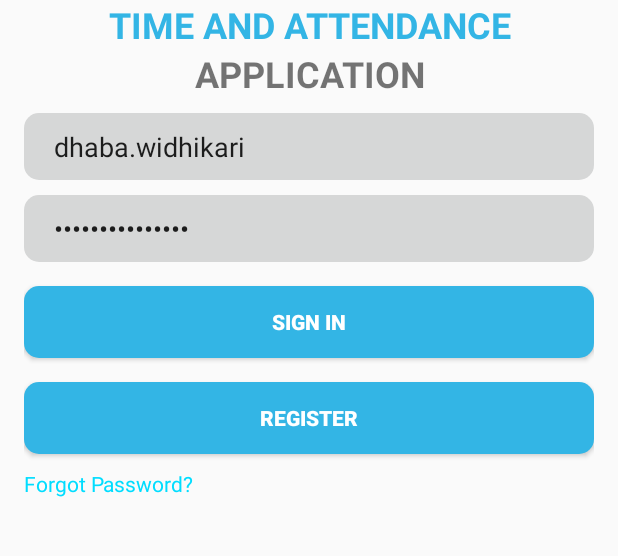
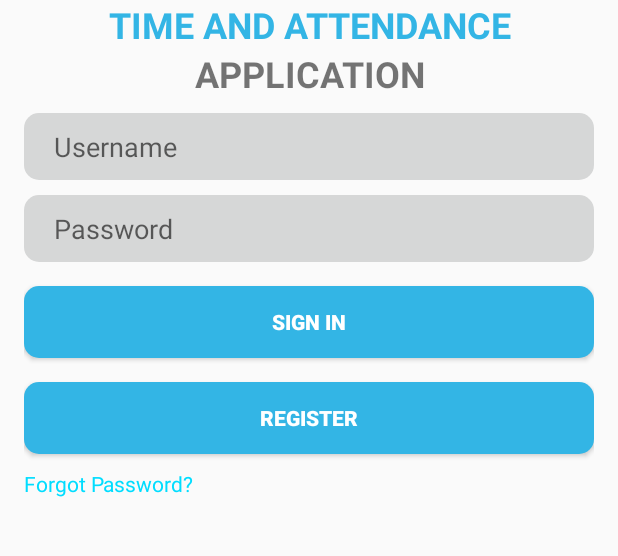
Before and after one commit to Fiv38/StarbridgesMobile, an Android app: the screen it shows after launch (LoginActivity), on a phone screen of 412 x 824 dp, the part 201-757 px from its top. Run offline under Robolectric (Android 15) with nearby library versions, the phone set to English and light mode, and no system bars.

Commit message:
delete username and password

```diff
--- a/app/src/main/java/com/example/android/starbridges/activity/LoginActivity.java
+++ b/app/src/main/java/com/example/android/starbridges/activity/LoginActivity.java
@@ -71,8 +71,8 @@ public class LoginActivity extends AppCompatActivity {
                 return false;
             }
         });*/
-        mUsernameView.setText("dhaba.widhikari");
-        mPasswordView.setText("Intelcorei3550#");
+        mUsernameView.setText("");
+        mPasswordView.setText("");
 
         Button mSignInButton = (Button) findViewById(R.id.btn_sign_in);
         mSignInButton.setOnClickListener(new OnClickListener() {
```
